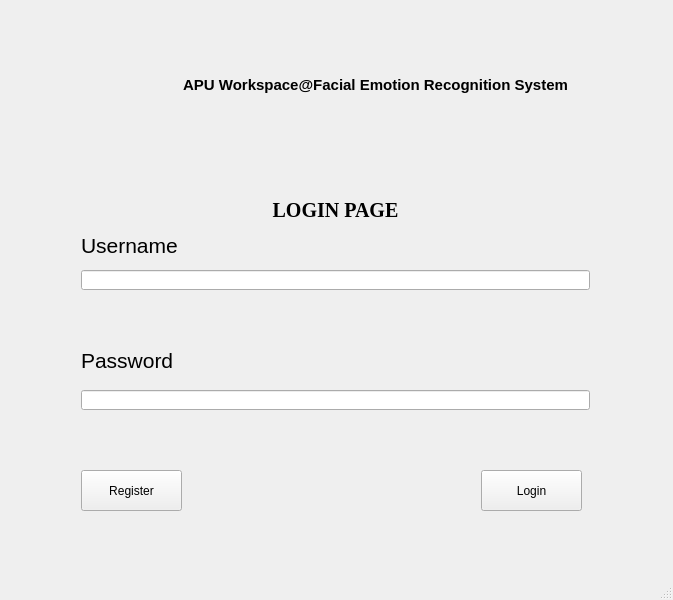
This is UI/Login.ui in JJLee2910/Final-Year-Project as Qt 5 draws it before an edit. The edited form follows.
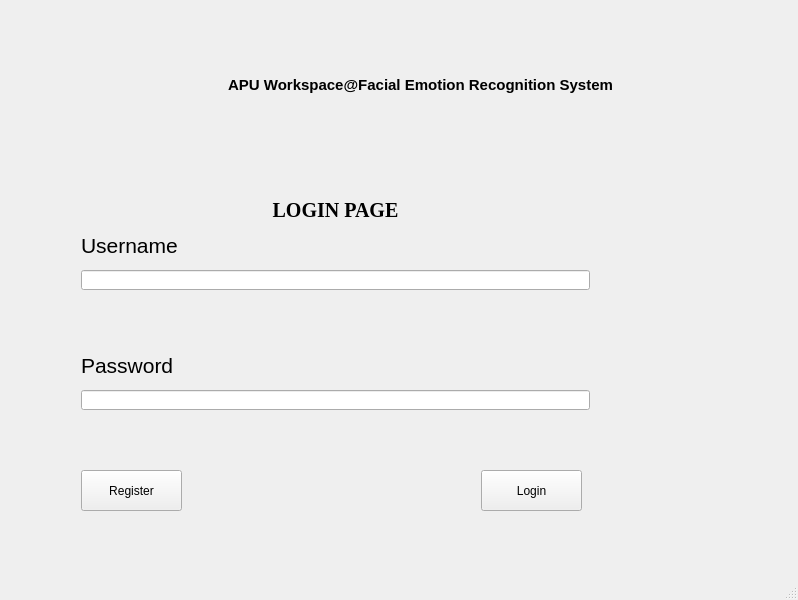
This is the edited form. Icons and pictures are not drawn.

What changed in the file:
```diff
--- a/UI/Login.ui
+++ b/UI/Login.ui
@@ -6,7 +6,7 @@
    <rect>
     <x>0</x>
     <y>0</y>
-    <width>673</width>
+    <width>798</width>
     <height>600</height>
    </rect>
   </property>
@@ -78,7 +78,7 @@
       <rect>
        <x>40</x>
        <y>70</y>
-       <width>111</width>
+       <width>141</width>
        <height>31</height>
       </rect>
      </property>
@@ -96,8 +96,8 @@
       <rect>
        <x>40</x>
        <y>190</y>
-       <width>91</width>
-       <height>20</height>
+       <width>141</width>
+       <height>31</height>
       </rect>
      </property>
      <property name="font">
@@ -150,7 +150,7 @@
      <rect>
       <x>40</x>
       <y>20</y>
-      <width>591</width>
+      <width>651</width>
       <height>131</height>
      </rect>
     </property>
@@ -176,7 +176,7 @@
       <rect>
        <x>130</x>
        <y>20</y>
-       <width>411</width>
+       <width>501</width>
        <height>91</height>
       </rect>
      </property>
```
